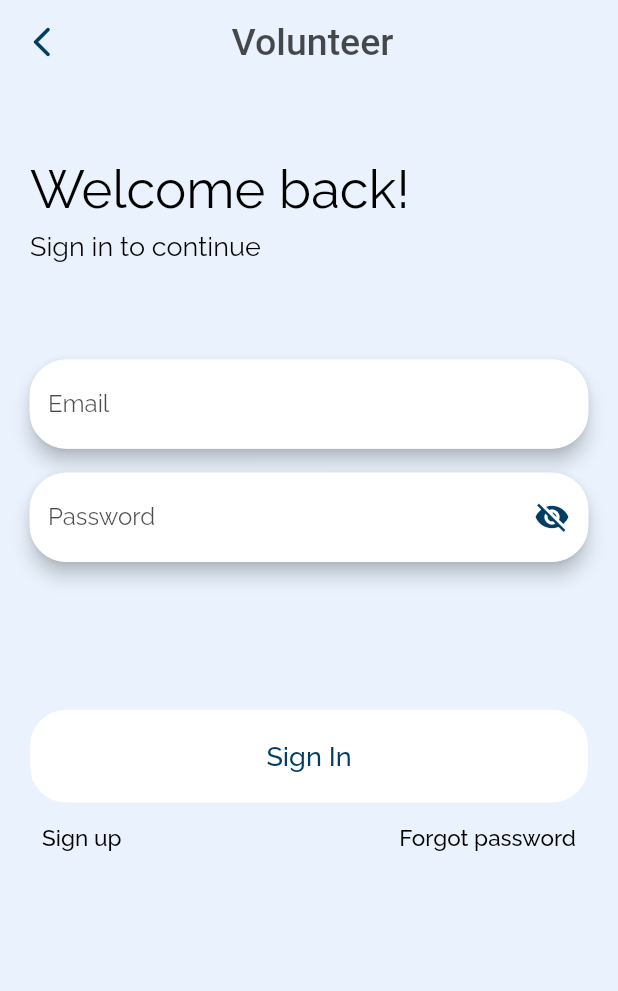
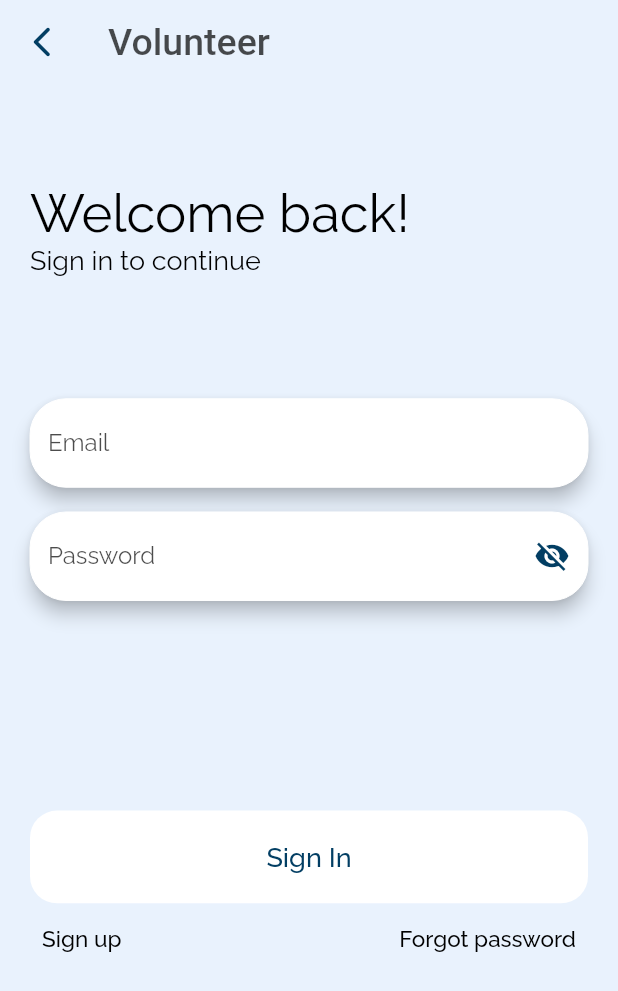
Before and after one commit to kverkholomova/praca_inzynierska, a Flutter app: the screen it shows after launch, after a tap on "Volunteer", on a phone screen of 412 x 824 dp. Shown: the top 991 px of the screen. Run offline on Flutter 3.47's test engine with Material 2 defaults, Android fonts, the phone set to English and light mode, and no system bars; our stand-ins replace cloud_firestore, file_picker, firebase_auth, firebase_core, firebase_messaging, firebase_storage and 12 more; missing offline and left inert: cool_dropdown, custom_info_window, flutter_animated_button, flutter_polyline_points; accounts and stored records are empty.

Commit message:
Working on volunteer design

```diff
--- a/lib/app.dart
+++ b/lib/app.dart
@@ -9,6 +9,7 @@ import 'package:wol_pro_1/screens/intro_screen/option.dart';
 import 'package:wol_pro_1/screens/menu/volunteer/home_page/home_vol.dart';
 import 'package:wol_pro_1/screens/menu/volunteer/home_page/settings/upload_photo.dart';
 import 'package:wol_pro_1/screens/menu/volunteer/main_screen.dart';
+import 'package:wol_pro_1/screens/register_login/volunteer/login/sign_in_volunteer.dart';
 import 'package:wol_pro_1/services/auth.dart';
 import 'package:wol_pro_1/widgets/loading.dart';
 import 'package:wol_pro_1/widgets/wrapper.dart';
@@ -53,6 +54,7 @@ class _MyAppState extends State<MyApp> {
 
   void initState() {
     super.initState();
+
     user = FirebaseAuth.instance.authStateChanges().listen((user) async {
       if (user == null) {
         print('User is currently signed out!');
@@ -65,7 +67,7 @@ class _MyAppState extends State<MyApp> {
         get();
 
         var currentRole = variable['role'];
-        print("CCCCCCCCCCCCCCCCCCCCCCCCCCCCCCCCCCCCCCCCCCCCCCCCCCCCCCCCCCCCCCCCCCCCCC");
+        print("CCCCCCCCCCCCCCCCCCCCCCCCCCCCCCCCCCCCCCCCCCCCCCCCCCCCCCCCCCCCCCCCCCCCCCApp");
         // print(variable["category"]);
         // var cList = variable["category"];
         // cList.forEach((element) {
@@ -90,7 +92,7 @@ class _MyAppState extends State<MyApp> {
         Future.delayed(Duration(seconds: 5), () {
           setState(() {
             _isLoading = false;
-            print("FFFFFFFFFFFFFFFFFFFFFFFFFFFFFFFFFFF");
+            print("FFFFFFFFFFFFFFFFFFFFFFFFFFFFFFFFFFFApp");
             print(url_image);
           });
         });
--- a/lib/constants.dart
+++ b/lib/constants.dart
@@ -5,7 +5,7 @@ EdgeInsetsGeometry padding = const EdgeInsets.symmetric(horizontal: 20);
 
 BoxDecoration buttonDecoration = BoxDecoration(
     color: Colors.white,
-    borderRadius: BorderRadius.circular(24)
+    borderRadius: BorderRadius.circular(18)
 );
 
 TextStyle textButtonStyle = GoogleFonts.raleway(
--- a/lib/screens/intro_screen/option.dart
+++ b/lib/screens/intro_screen/option.dart
@@ -48,39 +48,51 @@ class _OptionChooseState extends State<OptionChoose> {
   @override
   Widget build(BuildContext context) {
     return loading ? Loading() : Scaffold(
-      backgroundColor: const Color.fromRGBO(233, 242, 253, 8),
+      backgroundColor: blueColor,
       body: Stack(
         children: [
-          Align(
-            alignment: Alignment.center,
-            child: Padding(
-              padding: EdgeInsets.only(bottom: MediaQuery.of(context).size.height * 0.35),
-              child: Padding(
-                padding: const EdgeInsets.symmetric(horizontal: 30),
-                        child: SvgPicture.asset('assets/logo.svg')
+          // Align(
+          //   alignment: Alignment.center,
+          //   child: Padding(
+          //     padding: EdgeInsets.only(bottom: MediaQuery.of(context).size.height * 0.35),
+          //     child: Padding(
+          //       padding: const EdgeInsets.symmetric(horizontal: 30),
+          //               child: SvgPicture.asset('assets/logo.svg')
+          //     ),
+          //   ),
+          // ),
+
+          Padding(
+            padding: EdgeInsets.only(top: MediaQuery.of(context).size.height * 0.25),
+            child: Align(
+              alignment: Alignment.topCenter,
+              child: Text("Helpmate ",
+                style: GoogleFonts.sairaStencilOne(
+                  fontSize: 50,
+                  color: background,
+                ),
               ),
             ),
           ),
-
           Padding(
             padding: EdgeInsets.only(top: MediaQuery.of(context).size.height * 0.38),
             child: Align(
               alignment: Alignment.topCenter,
               child: Shimmer.fromColors(
                 period: const Duration(seconds: 5),
-                baseColor: Colors.black,
-                highlightColor: const Color.fromRGBO(233, 242, 253, 8),
+                baseColor: Colors.white,
+                highlightColor: blueColor,
                 child: Text("Get ready now",
                 style: GoogleFonts.raleway(
                   fontSize: 24,
-                  color: Colors.black,
+                  color: blueColor,
                 ),
                 ),
               ),
             ),
           ),
           Padding(
-            padding: EdgeInsets.only(top: MediaQuery.of(context).size.height * 0.67),
+            padding: EdgeInsets.only(top: MediaQuery.of(context).size.height * 0.7),
             child: Column(
               children: const [
                 Center(
--- a/lib/screens/menu/volunteer/home_page/home_vol.dart
+++ b/lib/screens/menu/volunteer/home_page/home_vol.dart
@@ -1035,6 +1035,7 @@ class _HomeVolState extends State<HomeVol> {
                     ),
                   ),
                 ),
+
                 SizedBox(
                   height: categoriesVolunteer.length == 1
                       ? 60
@@ -1052,7 +1053,7 @@ class _HomeVolState extends State<HomeVol> {
                                               ? 410
                                               : categoriesVolunteer.length == 8
                                                   ? 470
-                                                  : 40,
+                                                  : 140,
                   child: StreamBuilder(
                       stream: FirebaseFirestore.instance
                           .collection('users')
@@ -1076,6 +1077,7 @@ class _HomeVolState extends State<HomeVol> {
                               shrinkWrap: true,
                               itemCount: categoriesVolunteer.length,
                               itemBuilder: (ctx, index) {
+
                                 return Column(
                                   children: [
                                     SizedBox(
--- a/lib/screens/menu/volunteer/main_screen.dart
+++ b/lib/screens/menu/volunteer/main_screen.dart
@@ -26,7 +26,8 @@ class _MainScreenState extends State<MainScreen> {
     // TODO: implement initState
     super.initState();
     print("FFFFFFFFFFFFFFFFFFFFFFFFFFFFFTTTTTTTTTT");
-    print(isVisibleTabBar);
+    print(categoriesVolunteer);
+
   }
   int _selectedIndex = 2;
 
--- a/lib/screens/register_login/volunteer/login/sign_in_volunteer.dart
+++ b/lib/screens/register_login/volunteer/login/sign_in_volunteer.dart
@@ -5,6 +5,7 @@ import 'package:wol_pro_1/screens/intro_screen/option.dart';
 import 'package:wol_pro_1/screens/register_login/volunteer/register/register_volunteer_1.dart';
 import 'package:wol_pro_1/services/auth.dart';
 import 'package:wol_pro_1/widgets/loading.dart';
+import 'package:wol_pro_1/widgets/wrapper.dart';
 
 import '../../../../../widgets/text_form_field.dart';
 
@@ -14,6 +15,7 @@ bool isVisible = false;
 double paddingHeightShadow = 0.048;
 String emailVolLog = '';
 String passwordVolLog = '';
+bool justSignedIn = false;
 
 class SignInVol extends StatefulWidget {
   final Function toggleView;
@@ -48,9 +50,7 @@ class _SignInVolState extends State<SignInVol> {
                 resizeToAvoidBottomInset: true,
                 backgroundColor: const Color.fromRGBO(233, 242, 253, 8),
                 appBar: AppBar(
-                  title: Padding(
-                    padding: EdgeInsets.only(left: MediaQuery.of(context).size.height * 0.1),
-                    child: Text(
+                  title: Text(
                     "Volunteer",
                     style: GoogleFonts.sairaStencilOne(
                       fontSize: 25,
@@ -58,7 +58,6 @@ class _SignInVolState extends State<SignInVol> {
 
                     ),
                     textAlign: TextAlign.center,
-                    ),
                   ),
                   elevation: 0,
                   backgroundColor: Colors.transparent,
@@ -77,7 +76,7 @@ class _SignInVolState extends State<SignInVol> {
                     child: Column(
                       children: [
                         Padding(
-                          padding: EdgeInsets.symmetric(vertical: MediaQuery.of(context).size.height * 0.06),
+                          padding: EdgeInsets.symmetric(vertical: MediaQuery.of(context).size.height * 0.08),
                           child: Column(
                             children: [
                               Align(
@@ -91,9 +90,7 @@ class _SignInVolState extends State<SignInVol> {
                                   textAlign: TextAlign.left,
                                 ),
                               ),
-                              Padding(
-                                padding: const EdgeInsets.only(top: 7),
-                                child: Align(
+                              Align(
                                 alignment: Alignment.topLeft,
                                 child: Text(
                                   "Sign in to continue",
@@ -102,7 +99,6 @@ class _SignInVolState extends State<SignInVol> {
                                     color: Colors.black,
                                   ),
                                   textAlign: TextAlign.left,
-                                  ),
                                 ),
                               ),
                             ],
@@ -164,7 +160,7 @@ class _SignInVolState extends State<SignInVol> {
                         Padding(
                           padding: EdgeInsets.only(
                               top: !errorEmpty
-                              ?MediaQuery.of(context).size.height * 0.12
+                              ?MediaQuery.of(context).size.height * 0.17
                           : MediaQuery.of(context).size.height * 0.02),
                           child: Container(
                             width: double.infinity,
@@ -195,6 +191,7 @@ class _SignInVolState extends State<SignInVol> {
                                         await _auth.signInWithEmailAndPasswordVol(
                                             emailVolLog, passwordVolLog);
 
+
                                     if (result == null) {
                                       setState(() {
                                         errorEmpty = true;
@@ -203,6 +200,12 @@ class _SignInVolState extends State<SignInVol> {
                                         error =
                                             'Could not sign in with those credentials';
                                       });
+                                    } else{
+                                      justSignedIn = true;
+    // Future.delayed(const Duration(milliseconds: 500), () {
+    //                                   Navigator.of(context, rootNavigator: true).pushReplacement(
+    //                                       MaterialPageRoute(builder: (context) => Wrapper()));
+    // });
                                     }
                                   }
                                 }),
--- a/lib/widgets/wrapper.dart
+++ b/lib/widgets/wrapper.dart
@@ -6,6 +6,7 @@ import 'package:firebase_storage/firebase_storage.dart';
 import 'package:flutter/material.dart';
 import 'package:provider/provider.dart';
 import 'package:wol_pro_1/Refugee/SettingRefugee.dart';
+import 'package:wol_pro_1/screens/register_login/volunteer/login/sign_in_volunteer.dart';
 import 'package:wol_pro_1/to_delete/register_refugee.dart';
 import 'package:wol_pro_1/screens/menu/refugee/main_screen_ref.dart';
 import 'package:wol_pro_1/screens/menu/volunteer/main_screen.dart';
@@ -56,6 +57,9 @@ class _WrapperState extends State<Wrapper> {
   void initState(){
     super.initState();
 
+    if(justSignedIn){
+
+    }
     user = FirebaseAuth.instance.authStateChanges().listen((user) async {
       loadImage();
       DocumentSnapshot variable = await FirebaseFirestore.instance.
@@ -64,9 +68,10 @@ class _WrapperState extends State<Wrapper> {
       get();
 
       var currentRole = variable['role'];
-      print("CCCCCCCCCCCCCCCCCCCCCCCCCCCCCCCCCCCCCCCCCCCCCCCCCCCCCCCCCCCCCCCCCCCCCC");
+      print("CCCCCCCCCCCCCCCCCCCCCCCCCCCCCCCCCCCCCCCCCCCCCCCCCCCCCCCCCCCCCCCCCCCCCCWraper");
       print(variable["category"]);
       print(FirebaseAuth.instance.currentUser!.uid);
+      categoriesVolunteer = [];
       var cList = variable["category"];
       cList.forEach((element) {
         categoriesVolunteer.add(element);
@@ -92,8 +97,6 @@ class _WrapperState extends State<Wrapper> {
     Future.delayed(Duration(seconds: 5), () {
       setState(() {
         _isLoading = false;
-        print("FFFFFFFFFFFFFFFFFFFFFFFFFFFFFFFFFFF");
-        print(url_image);
       });
     });
 
```
Lines whose indentation alone changed are shown as unchanged.
